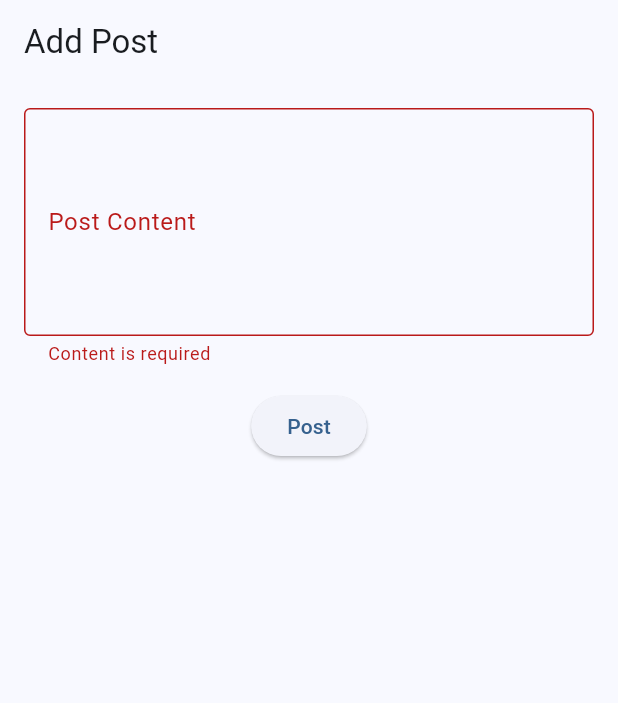
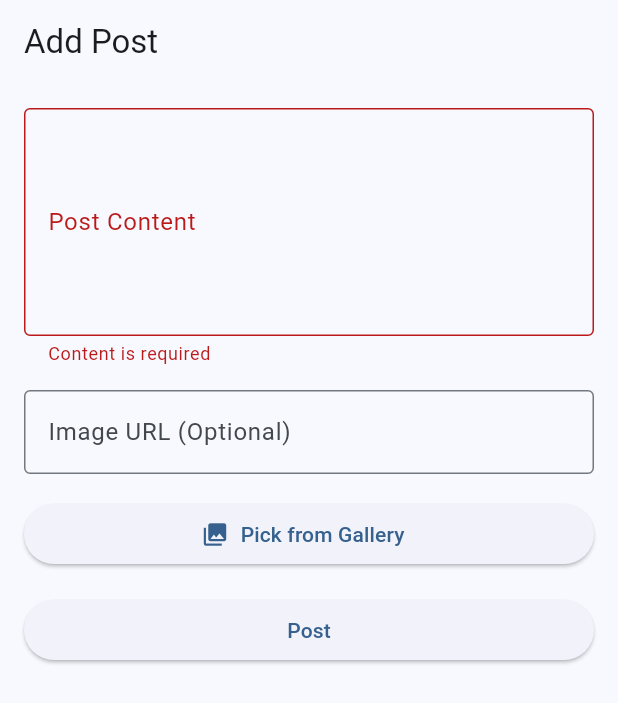
Before and after one commit to itstanany/Cloudy-Social, a Flutter app: the AddPostScreen screen opened by its route, after a tap on "Post", on a phone screen of 412 x 824 dp. Shown: the top 703 px of the screen. Run offline on Flutter 3.47's test engine with Material 3 defaults, Android fonts, the phone set to English and light mode, and no system bars; our stand-ins replace bloc, cached_network_image, equatable, floor, flutter_bloc, go_router and 4 more; accounts and stored records are empty; generated files the repository leaves out were written again.

Commit message:
feat/post/ implement add image to the post

```diff
--- a/lib/bloc/post/post_bloc.dart
+++ b/lib/bloc/post/post_bloc.dart
@@ -39,7 +39,7 @@ class PostBloc extends Bloc<PostEvent, PostState> {
 
       final post = Post(
         body: event.body,
-        imageUrl: event.imageUrl,
+        imagePath: event.imagePath,
         authorUsername: username,
       );
 
--- a/lib/bloc/post/post_event.dart
+++ b/lib/bloc/post/post_event.dart
@@ -7,12 +7,12 @@ class LoadPosts extends PostEvent {}
 
 class AddPost extends PostEvent {
   final String body;
-  final String? imageUrl;
+  final String? imagePath;
   final int? authorId;
 
   AddPost({
     required this.body,
-    this.imageUrl,
+    this.imagePath,
     this.authorId,
   });
 }
--- a/lib/data/entity/post_entity.dart
+++ b/lib/data/entity/post_entity.dart
@@ -7,7 +7,7 @@ class Post {
 
   final String body;
   final int likes;
-  final String? imageUrl;
+  final String? imagePath;
   final String authorUsername;
   final String createdAt;
 
@@ -15,7 +15,7 @@ class Post {
     this.id,
     required this.body,
     this.likes = 0,
-    this.imageUrl,
+    this.imagePath,
     required this.authorUsername,
     String? createdAt,
   }) : this.createdAt = createdAt ?? DateTime.now().toIso8601String();
--- a/lib/screens/post/add_post_screen.dart
+++ b/lib/screens/post/add_post_screen.dart
@@ -1,9 +1,11 @@
-// lib/screens/add_post_screen.dart
+import 'dart:io';
 import 'package:flutter/material.dart';
 import 'package:flutter_bloc/flutter_bloc.dart';
 import 'package:go_router/go_router.dart';
+import 'package:image_picker/image_picker.dart';
 import 'package:social_feed_app/bloc/post/post_bloc.dart';
 import 'package:social_feed_app/bloc/post/post_event.dart';
+import 'package:social_feed_app/services/image_service.dart';
 
 class AddPostScreen extends StatefulWidget {
   @override
@@ -13,17 +15,45 @@ class AddPostScreen extends StatefulWidget {
 class _AddPostScreenState extends State<AddPostScreen> {
   final _formKey = GlobalKey<FormState>();
   final _bodyController = TextEditingController();
+  final _imageUrlController = TextEditingController();
+  File? _imageFile;
   String? _imageUrl;
+  final _picker = ImagePicker();
+
+  Future<void> _pickImage() async {
+    try {
+      final XFile? pickedFile = await _picker.pickImage(
+        source: ImageSource.gallery,
+        maxWidth: 1800,
+        maxHeight: 1800,
+      );
+
+      if (pickedFile != null) {
+        setState(() {
+          _imageFile = File(pickedFile.path);
+          _imageUrl = null;
+          _imageUrlController.clear();
+        });
+      }
+    } catch (e) {
+      debugPrint('Error picking image: $e');
+      // Show error message to user
+      ScaffoldMessenger.of(context).showSnackBar(
+        SnackBar(content: Text('Failed to pick image')),
+      );
+    }
+  }
 
   @override
   Widget build(BuildContext context) {
     return Scaffold(
       appBar: AppBar(title: Text('Add Post')),
-      body: Padding(
+      body: SingleChildScrollView(
         padding: EdgeInsets.all(16.0),
         child: Form(
           key: _formKey,
           child: Column(
+            crossAxisAlignment: CrossAxisAlignment.stretch,
             children: [
               TextFormField(
                 controller: _bodyController,
@@ -36,6 +66,68 @@ class _AddPostScreenState extends State<AddPostScreen> {
                     value?.isEmpty ?? true ? 'Content is required' : null,
               ),
               SizedBox(height: 16),
+              TextFormField(
+                controller: _imageUrlController,
+                decoration: InputDecoration(
+                  labelText: 'Image URL (Optional)',
+                  border: OutlineInputBorder(),
+                  hintText: 'Enter image URL',
+                ),
+                onChanged: (value) {
+                  setState(() {
+                    _imageUrl = value.isEmpty ? null : value;
+                    _imageFile = null;
+                  });
+                },
+              ),
+              SizedBox(height: 16),
+              ElevatedButton.icon(
+                onPressed: _pickImage,
+                icon: Icon(Icons.photo_library),
+                label: Text('Pick from Gallery'),
+              ),
+              if (_imageFile != null || _imageUrl != null) ...[
+                SizedBox(height: 16),
+                Container(
+                  height: 200,
+                  decoration: BoxDecoration(
+                    border: Border.all(color: Colors.grey),
+                    borderRadius: BorderRadius.circular(8),
+                  ),
+                  child: Stack(
+                    alignment: Alignment.topRight,
+                    children: [
+                      ClipRRect(
+                        borderRadius: BorderRadius.circular(8),
+                        child: _imageFile != null
+                            ? Image.file(
+                                _imageFile!,
+                                fit: BoxFit.cover,
+                                width: double.infinity,
+                              )
+                            : Image.network(
+                                _imageUrl!,
+                                fit: BoxFit.cover,
+                                width: double.infinity,
+                                errorBuilder: (context, error, stackTrace) =>
+                                    Center(child: Text('Invalid Image URL')),
+                              ),
+                      ),
+                      IconButton(
+                        icon: Icon(Icons.close, color: Colors.white),
+                        onPressed: () {
+                          setState(() {
+                            _imageFile = null;
+                            _imageUrl = null;
+                            _imageUrlController.clear();
+                          });
+                        },
+                      ),
+                    ],
+                  ),
+                ),
+              ],
+              SizedBox(height: 16),
               ElevatedButton(
                 onPressed: _submitPost,
                 child: Text('Post'),
@@ -47,12 +139,19 @@ class _AddPostScreenState extends State<AddPostScreen> {
     );
   }
 
-  void _submitPost() {
+  Future<void> _submitPost() async {
     if (_formKey.currentState?.validate() ?? false) {
+      String? imagePath;
+      if (_imageFile != null) {
+        imagePath = await ImageService.saveLocalImage(_imageFile!);
+      } else if (_imageUrl != null && _imageUrl!.isNotEmpty) {
+        imagePath = _imageUrl;
+      }
+
       context.read<PostBloc>().add(
             AddPost(
               body: _bodyController.text,
-              imageUrl: _imageUrl,
+              imagePath: imagePath,
             ),
           );
       context.pop();
@@ -62,6 +161,7 @@ class _AddPostScreenState extends State<AddPostScreen> {
   @override
   void dispose() {
     _bodyController.dispose();
+    _imageUrlController.dispose();
     super.dispose();
   }
 }
--- a/pubspec.yaml
+++ b/pubspec.yaml
@@ -43,6 +43,10 @@ dependencies:
   equatable: ^2.0.7
   cached_network_image: ^3.4.1
   floor: ^1.5.0
+  image_picker: ^1.1.2
+  path_provider: ^2.1.5
+  uuid: ^4.5.1
+  path: ^1.9.0
 
 dev_dependencies:
   flutter_test:
```
Also changed, not shown: lib/screens/feed_screen.dart (+26 -8 lines), lib/services/image_service.dart (added, +18 -0 lines), lib/data/database/app_database.g.dart, pubspec.lock, 8 other files.
